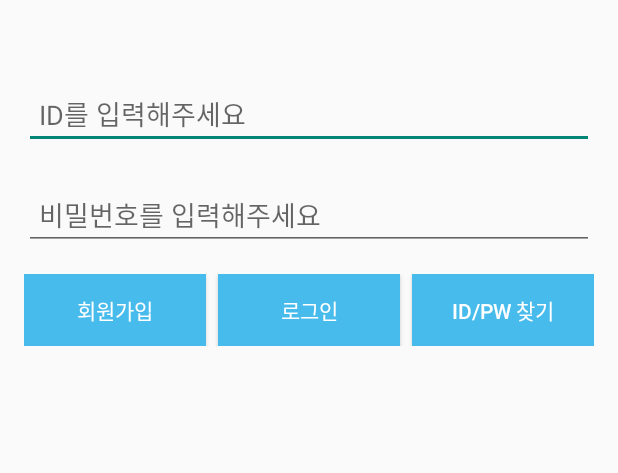
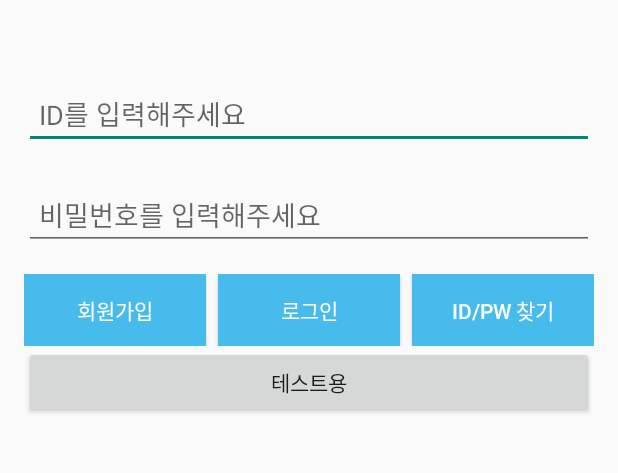
Before and after one commit to UBIBIK/Mogu, an Android app: the screen it shows after launch (MainActivity), on a phone screen of 412 x 824 dp, the part 399-872 px from its top. Run offline under Robolectric (Android 15) with nearby library versions, the phone set to English and light mode, and no system bars; libraries missing offline, so code that uses them is left out: com.kakao.sdk; 2 statements that could not run were skipped.

Commit message:
2024-07-10 그룹 생성 수정

```diff
--- a/app/src/main/java/com/example/mogu/screen/MainActivity.java
+++ b/app/src/main/java/com/example/mogu/screen/MainActivity.java
@@ -69,6 +69,11 @@ public class MainActivity extends AppCompatActivity {
             // ID/PW 찾기 화면으로 이동
             // Intent intent = new Intent(MainActivity.this, FindIdPwActivity.class);
             // startActivity(intent);
+        });
+
+        // 테스트버튼
+        findViewById(R.id.testbutton).setOnClickListener(v -> {
+            navigateToGroupActivity();
         });
     }
 
--- a/app/src/main/res/layout/activity_home.xml
+++ b/app/src/main/res/layout/activity_home.xml
@@ -6,12 +6,12 @@
     android:layout_width="match_parent"
     android:layout_height="match_parent"
     android:orientation="vertical"
-    tools:context=".screen.HomeActivity">
+    tools:context=".screen.Home">
 
     <FrameLayout
         android:id="@+id/fragment_container"
         android:layout_width="match_parent"
-        android:layout_height="671dp"
+        android:layout_height="0dp"
         android:layout_weight="1" />
 
     <LinearLayout
--- a/app/src/main/res/layout/activity_main.xml
+++ b/app/src/main/res/layout/activity_main.xml
@@ -80,4 +80,10 @@
             android:textColor="#ffffff" />
     </LinearLayout>
 
+    <Button
+        android:id="@+id/testbutton"
+        android:layout_width="match_parent"
+        android:layout_height="wrap_content"
+        android:text="테스트용" />
+
 </LinearLayout>
--- a/app/src/main/res/layout/item_group.xml
+++ b/app/src/main/res/layout/item_group.xml
@@ -9,6 +9,6 @@
         android:id="@+id/groupNameTextView"
         android:layout_width="wrap_content"
         android:layout_height="wrap_content"
-        android:text="Group Name"
-        android:textSize="18sp" />
+        android:textSize="18sp"
+        android:textColor="#000000"/>
 </LinearLayout>
```
Also changed, not shown: app/src/main/java/com/example/mogu/custom/GroupAdapter.java (+5 -17 lines), app/src/main/java/com/example/mogu/screen/GroupFragment.java (+9 -0 lines), app/src/main/res/layout/home.xml (+9 -16 lines).
